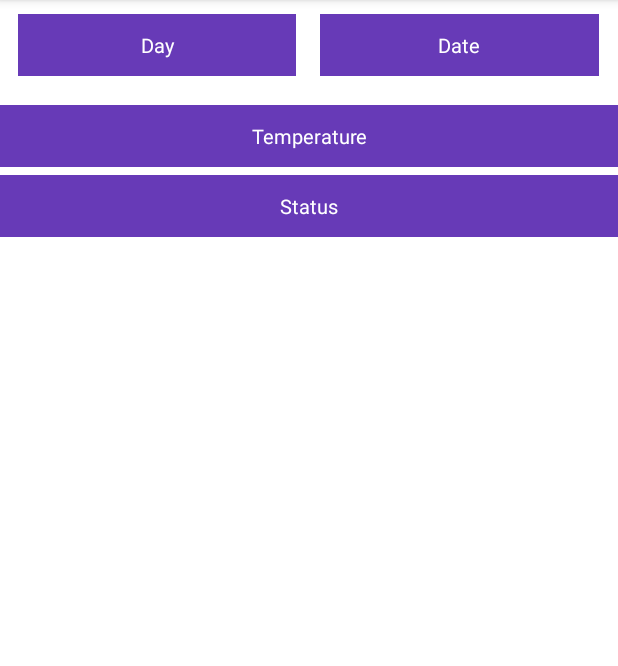
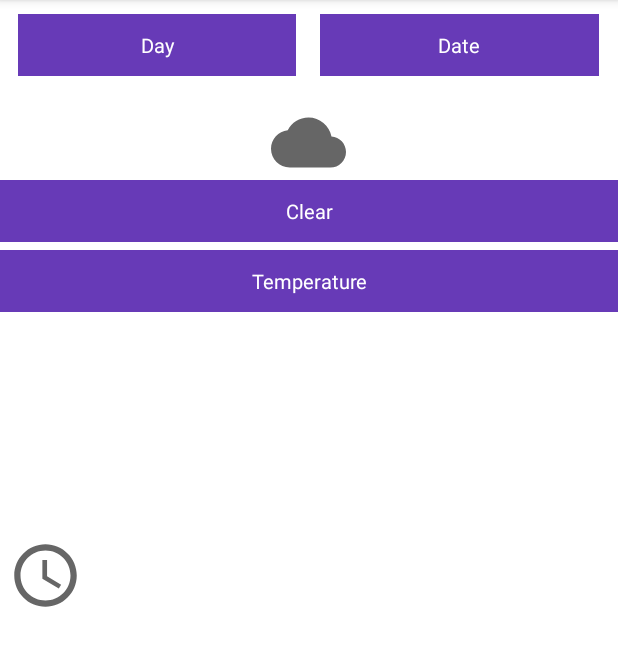
Before and after one commit to mhrhabibur/androidWeatherApp, an Android app: the screen it shows after launch (MainActivity), on a phone screen of 412 x 824 dp, the part 84-750 px from its top. Run offline under Robolectric (Android 15) with nearby library versions, the phone set to English and light mode, and no system bars.

Commit message:
add model class

```diff
--- /dev/null
+++ b/app/src/main/res/drawable/ic_cloud.xml
@@ -0,0 +1,10 @@
+<vector xmlns:android="http://schemas.android.com/apk/res/android"
+    android:width="24dp"
+    android:height="24dp"
+    android:viewportWidth="24"
+    android:viewportHeight="24"
+    android:tint="?attr/colorControlNormal">
+  <path
+      android:fillColor="@android:color/white"
+      android:pathData="M19.35,10.04C18.67,6.59 15.64,4 12,4 9.11,4 6.6,5.64 5.35,8.04 2.34,8.36 0,10.91 0,14c0,3.31 2.69,6 6,6h13c2.76,0 5,-2.24 5,-5 0,-2.64 -2.05,-4.78 -4.65,-4.96z"/>
+</vector>
--- /dev/null
+++ b/app/src/main/res/drawable/ic_time.xml
@@ -0,0 +1,13 @@
+<vector xmlns:android="http://schemas.android.com/apk/res/android"
+    android:width="24dp"
+    android:height="24dp"
+    android:viewportWidth="24"
+    android:viewportHeight="24"
+    android:tint="?attr/colorControlNormal">
+  <path
+      android:fillColor="@android:color/white"
+      android:pathData="M11.99,2C6.47,2 2,6.48 2,12s4.47,10 9.99,10C17.52,22 22,17.52 22,12S17.52,2 11.99,2zM12,20c-4.42,0 -8,-3.58 -8,-8s3.58,-8 8,-8 8,3.58 8,8 -3.58,8 -8,8z"/>
+  <path
+      android:fillColor="@android:color/white"
+      android:pathData="M12.5,7H11v6l5.25,3.15 0.75,-1.23 -4.5,-2.67z"/>
+</vector>
--- a/app/src/main/res/layout/activity_main.xml
+++ b/app/src/main/res/layout/activity_main.xml
@@ -47,7 +47,7 @@
                 android:id="@+id/textView_date"
                 android:layout_width="0dp"
                 android:layout_height="wrap_content"
-                android:layout_weight=".45"
+                android:layout_weight="0.45"
                 android:background="#673AB7"
                 android:gravity="center"
                 android:minLines="2"
@@ -62,10 +62,28 @@
                 android:layout_height="0dp"/>
         </LinearLayout>
 
+
+
         <ImageView
-            android:id="@+id/imageView_"
-            android:layout_width="wrap_content"
-            android:layout_height="wrap_content"/>
+            android:id="@+id/imageView_status"
+            android:layout_gravity="center"
+            android:background="@drawable/ic_cloud"
+            android:layout_width="50dp"
+            android:layout_height="50dp"/>
+
+
+        <TextView
+            android:id="@+id/textView_status"
+            android:layout_width="match_parent"
+            android:layout_height="wrap_content"
+            android:background="#673AB7"
+            android:gravity="center"
+            android:minLines="2"
+            android:paddingTop="3dp"
+            android:paddingBottom="3dp"
+            android:text="Clear"
+            android:textColor="@color/white"
+            android:textSize="13sp"/>
 
         <TextView
             android:id="@+id/textView_temperature"
@@ -75,24 +93,13 @@
             android:gravity="center"
             android:minLines="2"
             android:paddingTop="3dp"
+            android:layout_marginTop="5dp"
             android:paddingBottom="3dp"
             android:text="Temperature"
             android:textColor="@color/white"
             android:textSize="13sp"/>
 
-        <TextView
-            android:id="@+id/textView_status"
-            android:layout_width="match_parent"
-            android:layout_height="wrap_content"
-            android:background="#673AB7"
-            android:gravity="center"
-            android:layout_marginTop="5dp"
-            android:minLines="2"
-            android:paddingTop="3dp"
-            android:paddingBottom="3dp"
-            android:text="Status"
-            android:textColor="@color/white"
-            android:textSize="13sp"/>
+
 
 
 
@@ -107,13 +114,44 @@
         android:layout_weight="1"
         >
 
+        <ImageView
+            android:id="@+id/imageView_timer"
+            android:layout_gravity="center"
+            android:layout_margin="5dp"
+            android:background="@drawable/ic_time"
+            android:layout_width="50dp"
+            android:layout_height="50dp"/>
+
+        <androidx.recyclerview.widget.RecyclerView
+            android:id="@+id/recyclerView_temperature"
+            android:layout_width="wrap_content"
+            android:layout_height="wrap_content">
+
+        </androidx.recyclerview.widget.RecyclerView>
+
 
     </LinearLayout>
     <LinearLayout
         android:layout_width="match_parent"
         android:layout_height="1dp"
-        android:layout_weight="1"
-        >
+        android:layout_weight="1">
+
+        <androidx.recyclerview.widget.RecyclerView
+            android:id="@+id/recyclerView_timer"
+            android:layout_width="wrap_content"
+            android:layout_height="wrap_content">
+
+        </androidx.recyclerview.widget.RecyclerView>
+
+
+
+
+
+
+
+
+
+
 
 
     </LinearLayout>
```
Also changed, not shown: app/build.gradle (+9 -0 lines), app/src/main/java/com/example/myapplication/Clouds.java (added, +20 -0 lines), app/src/main/java/com/example/myapplication/Coord.java (added, +31 -0 lines), app/src/main/java/com/example/myapplication/CurrentWeather.java (added, +153 -0 lines), app/src/main/java/com/example/myapplication/Main.java (added, +75 -0 lines), app/src/main/java/com/example/myapplication/Sys.java (added, +64 -0 lines), app/src/main/java/com/example/myapplication/Weather.java (added, +53 -0 lines), app/src/main/java/com/example/myapplication/Wind.java (added, +31 -0 lines).
